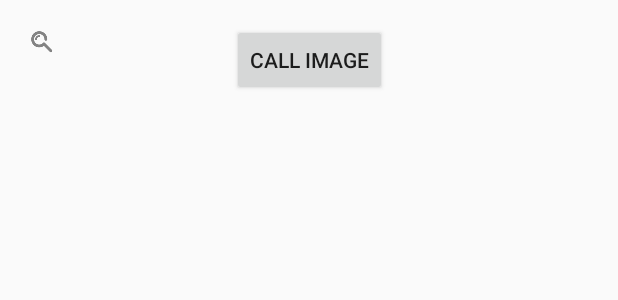
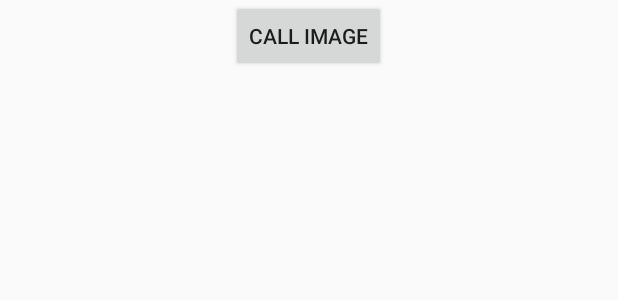
Before and after one commit to JustinKavalan/ViewFinder, an Android app: the layout activity_main.xml on its own in the app's theme, with its tools: preview values and no code run, on a phone screen of 412 x 824 dp. Shown: the top 300 px of the screen. Run offline under Robolectric (Android 15) with nearby library versions, the phone set to English and light mode, and no system bars.

Commit message:
menu bar fix

```diff
--- a/app/src/main/AndroidManifest.xml
+++ b/app/src/main/AndroidManifest.xml
@@ -18,7 +18,10 @@
         android:roundIcon="@mipmap/ic_launcher_round"
         android:supportsRtl="true"
         android:theme="@style/AppTheme">
-        <activity android:name=".MainActivity">
+        <activity android:name=".MainActivity"
+            android:exported="true"
+            android:label="View Finder"
+            >
             <intent-filter>
                 <action android:name="android.intent.action.MAIN" />
 
--- a/app/src/main/java/com/nosleep/viewfinder/viewfinder/MainActivity.java
+++ b/app/src/main/java/com/nosleep/viewfinder/viewfinder/MainActivity.java
@@ -13,7 +13,7 @@ import android.widget.ImageView;
 
 import com.nosleep.viewfinder.util.FirebaseManager;
 
-public class MainActivity extends Activity {
+public class MainActivity extends AppCompatActivity {
 
     Button btnCallImage;
     ImageView ivPostImage;
@@ -23,8 +23,8 @@ public class MainActivity extends Activity {
         super.onCreate(savedInstanceState);
         setContentView(R.layout.activity_main);
 
+
         btnCallImage = findViewById(R.id.btnCallImage);
-        ivPostImage = findViewById(R.id.ivPostImage);
 
 //        btnCallImage.setOnClickListener(new View.OnClickListener() {
 //            @Override
@@ -58,7 +58,7 @@ public class MainActivity extends Activity {
         }
     }
 
-    /** Called when user selects location from feed */
+    /** Called when user selects location from feed*/
     public void getLocationDetails(View view) {
         Intent intent = new Intent(this, LocationDetails.class);
 
--- a/app/src/main/res/layout/activity_main.xml
+++ b/app/src/main/res/layout/activity_main.xml
@@ -1,34 +1,21 @@
 <?xml version="1.0" encoding="utf-8"?>
-<androidx.constraintlayout.widget.ConstraintLayout
+<LinearLayout
     xmlns:android="http://schemas.android.com/apk/res/android"
     xmlns:tools="http://schemas.android.com/tools"
     xmlns:app="http://schemas.android.com/apk/res-auto"
     android:layout_width="match_parent"
     android:layout_height="match_parent"
+    android:orientation="vertical"
     tools:context=".MainActivity">
 
     <Button
+        android:onClick="getLocationDetails"
         android:id="@+id/btnCallImage"
         android:layout_width="wrap_content"
         android:layout_height="wrap_content"
         android:layout_gravity="center_horizontal"
-        android:layout_marginStart="16dp"
-        android:layout_marginTop="16dp"
-        android:layout_marginEnd="15dp"
-        android:onClick="getLocationDetails"
         android:text="Call Image"
-        app:layout_constraintEnd_toEndOf="parent"
-        app:layout_constraintStart_toStartOf="parent"
-        app:layout_constraintTop_toTopOf="parent" />
+        tools:layout_editor_absoluteX="148dp"
+        tools:layout_editor_absoluteY="0dp"/>
 
-    <ImageView
-        android:id="@+id/ivPostImage"
-        android:layout_width="wrap_content"
-        android:layout_height="wrap_content"
-        android:layout_marginStart="16dp"
-        android:layout_marginTop="16dp"
-        app:layout_constraintStart_toStartOf="parent"
-        app:layout_constraintTop_toTopOf="parent"
-        app:srcCompat="@drawable/search_icon" />
-
-</androidx.constraintlayout.widget.ConstraintLayout>
+</LinearLayout>
--- a/app/src/main/res/values/styles.xml
+++ b/app/src/main/res/values/styles.xml
@@ -1,7 +1,7 @@
 <resources>
 
     <!-- Base application theme. -->
-    <style name="AppTheme" parent="Theme.AppCompat.Light.NoActionBar">
+    <style name="AppTheme" parent="Theme.AppCompat.Light.DarkActionBar">
         <!-- Customize your theme here. -->
         <item name="colorPrimary">@color/colorPrimary</item>
         <item name="colorPrimaryDark">@color/colorPrimaryDark</item>
```
